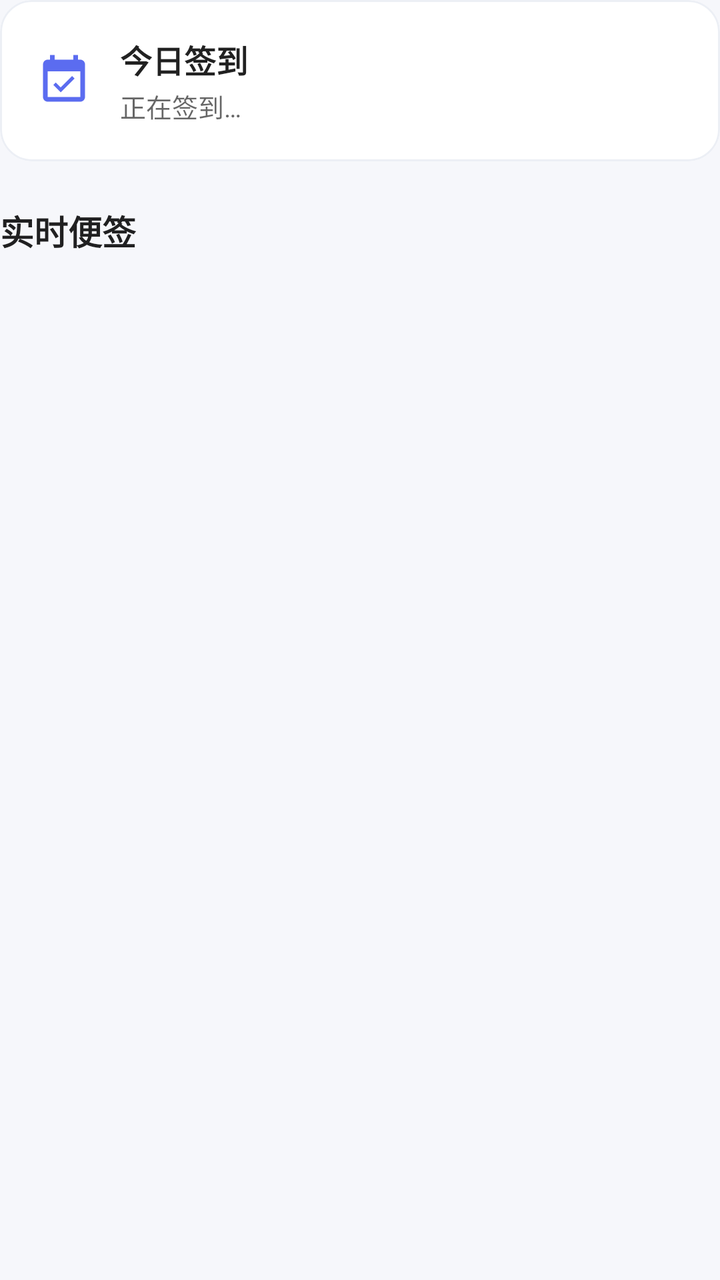
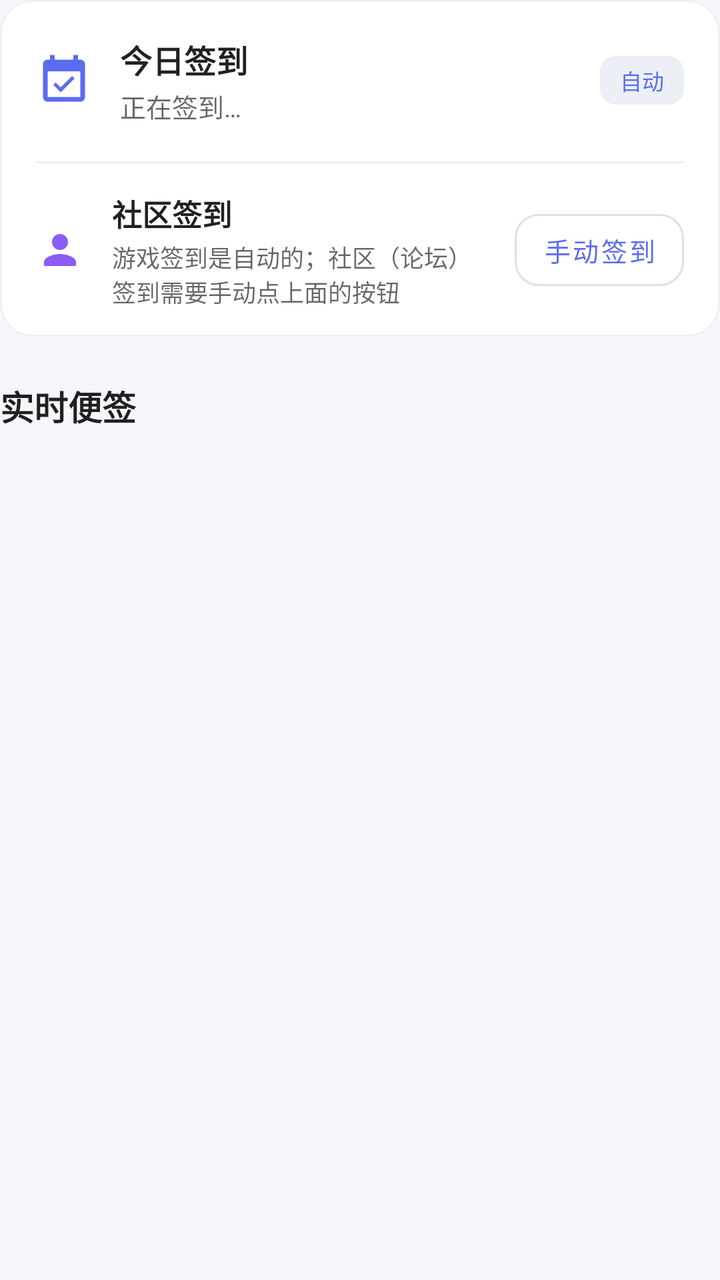

The first picture is an Android layout as it rendered before a commit; the second is the same layout after the commit. The layout source and the unified diff follow.
<!-- AndroidManifest.xml: application theme Theme.TravelerNote -->
<!-- res/layout/item_header.xml -->
<?xml version="1.0" encoding="utf-8"?>
<LinearLayout xmlns:android="http://schemas.android.com/apk/res/android"
    xmlns:app="http://schemas.android.com/apk/res-auto"
    android:layout_width="match_parent"
    android:layout_height="wrap_content"
    android:orientation="vertical">

    <com.google.android.material.card.MaterialCardView
        android:layout_width="match_parent"
        android:layout_height="wrap_content"
        app:cardBackgroundColor="?attr/colorSurface"
        app:cardCornerRadius="16dp"
        app:cardElevation="0dp"
        app:strokeColor="@color/divider"
        app:strokeWidth="1dp">

        <LinearLayout
            android:layout_width="match_parent"
            android:layout_height="wrap_content"
            android:gravity="center_vertical"
            android:orientation="horizontal"
            android:padding="18dp">

            <ImageView
                android:id="@+id/signIcon"
                android:layout_width="28dp"
                android:layout_height="28dp"
                android:contentDescription="@string/sign_title"
                android:src="@drawable/ic_sign"
                app:tint="?attr/colorPrimary" />

            <LinearLayout
                android:layout_width="0dp"
                android:layout_height="wrap_content"
                android:layout_marginStart="14dp"
                android:layout_weight="1"
                android:orientation="vertical">

                <TextView
                    android:layout_width="wrap_content"
                    android:layout_height="wrap_content"
                    android:text="@string/sign_title"
                    android:textColor="?android:attr/textColorPrimary"
                    android:textSize="16sp"
                    android:textStyle="bold" />

                <TextView
                    android:id="@+id/signStatus"
                    android:layout_width="wrap_content"
                    android:layout_height="wrap_content"
                    android:layout_marginTop="2dp"
                    android:text="@string/sign_waiting"
                    android:textColor="?android:attr/textColorSecondary"
                    android:textSize="13sp" />
            </LinearLayout>
        </LinearLayout>
    </com.google.android.material.card.MaterialCardView>

    <TextView
        android:layout_width="wrap_content"
        android:layout_height="wrap_content"
        android:layout_marginTop="22dp"
        android:text="@string/note_section"
        android:textColor="?android:attr/textColorPrimary"
        android:textSize="17sp"
        android:textStyle="bold" />
</LinearLayout>
<!-- resources referenced by this layout -->
<resources>
  <color name="divider">#ECEFF5</color>
  <!-- drawable ic_sign (drawable) -->
  <?xml version="1.0" encoding="utf-8"?>
  <vector xmlns:android="http://schemas.android.com/apk/res/android"
      android:width="24dp"
      android:height="24dp"
      android:viewportWidth="24"
      android:viewportHeight="24">
      <path
          android:fillColor="#FFFFFFFF"
          android:pathData="M16.53,11.06L15.47,10l-4.88,4.88 -2.12,-2.12 -1.06,1.06L10.59,17l5.94,-5.94zM19,3h-1L18,1h-2v2L8,3L8,1L6,1v2L5,3c-1.11,0 -1.99,0.9 -1.99,2L3,19c0,1.1 0.89,2 2,2h14c1.1,0 2,-0.9 2,-2L21,5c0,-1.1 -0.9,-2 -2,-2zM19,19L5,19L5,8h14v11z" />
  </vector>
  <string name="note_section">实时便签</string>
  <string name="sign_title">今日签到</string>
  <string name="sign_waiting">正在签到…</string>
  <style name="Theme.TravelerNote" parent="Theme.MaterialComponents.DayNight.NoActionBar">
          <item name="colorPrimary">@color/accent_blue</item>
          <item name="colorPrimaryVariant">@color/primary_dark</item>
          <item name="colorOnPrimary">@color/on_primary</item>
          <item name="colorSecondary">@color/accent_blue</item>
          <item name="colorSecondaryVariant">@color/primary_dark</item>
          <item name="colorOnSecondary">@color/on_primary</item>
          <item name="android:windowBackground">@color/background</item>
          <item name="android:statusBarColor">@android:color/transparent</item>
          <item name="android:navigationBarColor">@android:color/transparent</item>
          <item name="android:windowLightStatusBar">true</item>
          <item name="android:windowLightNavigationBar">true</item>
          <item name="android:windowLayoutInDisplayCutoutMode">shortEdges</item>
      </style>
  <color name="accent_blue">#5B6CF0</color>
  <color name="primary_dark">#4456C8</color>
  <color name="on_primary">#FFFFFF</color>
  <color name="background">#F6F7FB</color>
</resources>

<!-- the commit's change to res/layout/item_header.xml (unified diff, before → after) -->
@@ -17,41 +17,127 @@
         <LinearLayout
             android:layout_width="match_parent"
             android:layout_height="wrap_content"
-            android:gravity="center_vertical"
-            android:orientation="horizontal"
-            android:padding="18dp">
+            android:orientation="vertical">
 
-            <ImageView
-                android:id="@+id/signIcon"
-                android:layout_width="28dp"
-                android:layout_height="28dp"
-                android:contentDescription="@string/sign_title"
-                android:src="@drawable/ic_sign"
-                app:tint="?attr/colorPrimary" />
+            
+            <LinearLayout
+                android:layout_width="match_parent"
+                android:layout_height="wrap_content"
+                android:gravity="center_vertical"
+                android:orientation="horizontal"
+                android:paddingStart="18dp"
+                android:paddingEnd="18dp"
+                android:paddingTop="18dp"
+                android:paddingBottom="18dp">
 
-            <LinearLayout
-                android:layout_width="0dp"
-                android:layout_height="wrap_content"
-                android:layout_marginStart="14dp"
-                android:layout_weight="1"
-                android:orientation="vertical">
+                <ImageView
+                    android:id="@+id/signIcon"
+                    android:layout_width="28dp"
+                    android:layout_height="28dp"
+                    android:contentDescription="@string/sign_title"
+                    android:src="@drawable/ic_sign"
+                    app:tint="?attr/colorPrimary" />
+
+                <LinearLayout
+                    android:layout_width="0dp"
+                    android:layout_height="wrap_content"
+                    android:layout_marginStart="14dp"
+                    android:layout_weight="1"
+                    android:orientation="vertical">
+
+                    <TextView
+                        android:layout_width="wrap_content"
+                        android:layout_height="wrap_content"
+                        android:text="@string/sign_title"
+                        android:textColor="?android:attr/textColorPrimary"
+                        android:textSize="16sp"
+                        android:textStyle="bold" />
+
+                    <TextView
+                        android:id="@+id/signStatus"
+                        android:layout_width="wrap_content"
+                        android:layout_height="wrap_content"
+                        android:layout_marginTop="2dp"
+                        android:text="@string/sign_waiting"
+                        android:textColor="?android:attr/textColorSecondary"
+                        android:textSize="13sp" />
+                </LinearLayout>
 
                 <TextView
                     android:layout_width="wrap_content"
                     android:layout_height="wrap_content"
-                    android:text="@string/sign_title"
-                    android:textColor="?android:attr/textColorPrimary"
-                    android:textSize="16sp"
-                    android:textStyle="bold" />
+                    android:background="@drawable/pill_bg"
+                    android:paddingStart="10dp"
+                    android:paddingTop="4dp"
+                    android:paddingEnd="10dp"
+                    android:paddingBottom="4dp"
+                    android:text="@string/sign_auto_badge"
+                    android:textColor="?attr/colorPrimary"
+                    android:textSize="11sp" />
+            </LinearLayout>
 
-                <TextView
-                    android:id="@+id/signStatus"
+            <View
+                android:layout_width="match_parent"
+                android:layout_height="1dp"
+                android:layout_marginStart="18dp"
+                android:layout_marginEnd="18dp"
+                android:background="@color/divider" />
+
+            
+            <LinearLayout
+                android:layout_width="match_parent"
+                android:layout_height="wrap_content"
+                android:gravity="center_vertical"
+                android:orientation="horizontal"
+                android:paddingStart="18dp"
+                android:paddingEnd="18dp"
+                android:paddingTop="14dp"
+                android:paddingBottom="14dp">
+
+                <ImageView
+                    android:layout_width="24dp"
+                    android:layout_height="24dp"
+                    android:contentDescription="@null"
+                    android:src="@drawable/ic_characters"
+                    app:tint="@color/expedition" />
+
+                <LinearLayout
+                    android:layout_width="0dp"
+                    android:layout_height="wrap_content"
+                    android:layout_marginStart="14dp"
+                    android:layout_weight="1"
+                    android:orientation="vertical">
+
+                    <TextView
+                        android:layout_width="wrap_content"
+                        android:layout_height="wrap_content"
+                        android:text="@string/community_sign"
+                        android:textColor="?android:attr/textColorPrimary"
+                        android:textSize="15sp"
+                        android:textStyle="bold" />
+
+                    <TextView
+                        android:id="@+id/communityStatus"
+                        android:layout_width="match_parent"
+                        android:layout_height="wrap_content"
+                        android:layout_marginTop="2dp"
+                        android:text="@string/community_sign_hint"
+                        android:textColor="?android:attr/textColorSecondary"
+                        android:textSize="12sp" />
+                </LinearLayout>
+
+                <com.google.android.material.button.MaterialButton
+                    android:id="@+id/communityBtn"
+                    style="@style/Widget.MaterialComponents.Button.OutlinedButton"
                     android:layout_width="wrap_content"
                     android:layout_height="wrap_content"
-                    android:layout_marginTop="2dp"
-                    android:text="@string/sign_waiting"
-                    android:textColor="?android:attr/textColorSecondary"
-                    android:textSize="13sp" />
+                    android:layout_marginStart="10dp"
+                    android:minWidth="0dp"
+                    android:paddingStart="14dp"
+                    android:paddingEnd="14dp"
+                    android:text="@string/community_sign_action"
+                    android:textSize="13sp"
+                    app:cornerRadius="12dp" />
             </LinearLayout>
         </LinearLayout>
     </com.google.android.material.card.MaterialCardView>
<!-- resource entries referenced after the edit -->
@@ -1,6 +1,18 @@
 <!-- resources referenced by this layout -->
 <resources>
   <color name="divider">#ECEFF5</color>
+  <color name="expedition">#8B5CF6</color>
+  <!-- drawable ic_characters (drawable) -->
+  <?xml version="1.0" encoding="utf-8"?>
+  <vector xmlns:android="http://schemas.android.com/apk/res/android"
+      android:width="24dp"
+      android:height="24dp"
+      android:viewportWidth="24"
+      android:viewportHeight="24">
+      <path
+          android:fillColor="#FFFFFFFF"
+          android:pathData="M12,12c2.21,0 4,-1.79 4,-4s-1.79,-4 -4,-4 -4,1.79 -4,4 1.79,4 4,4zM12,14c-2.67,0 -8,1.34 -8,4v2h16v-2c0,-2.66 -5.33,-4 -8,-4z" />
+  </vector>
   <!-- drawable ic_sign (drawable) -->
   <?xml version="1.0" encoding="utf-8"?>
   <vector xmlns:android="http://schemas.android.com/apk/res/android"
@@ -12,7 +24,18 @@
           android:fillColor="#FFFFFFFF"
           android:pathData="M16.53,11.06L15.47,10l-4.88,4.88 -2.12,-2.12 -1.06,1.06L10.59,17l5.94,-5.94zM19,3h-1L18,1h-2v2L8,3L8,1L6,1v2L5,3c-1.11,0 -1.99,0.9 -1.99,2L3,19c0,1.1 0.89,2 2,2h14c1.1,0 2,-0.9 2,-2L21,5c0,-1.1 -0.9,-2 -2,-2zM19,19L5,19L5,8h14v11z" />
   </vector>
+  <!-- drawable pill_bg (drawable) -->
+  <?xml version="1.0" encoding="utf-8"?>
+  <shape xmlns:android="http://schemas.android.com/apk/res/android"
+      android:shape="rectangle">
+      <solid android:color="@color/divider" />
+      <corners android:radius="8dp" />
+  </shape>
+  <string name="community_sign">社区签到</string>
+  <string name="community_sign_action">手动签到</string>
+  <string name="community_sign_hint">游戏签到是自动的；社区（论坛）签到需要手动点上面的按钮</string>
   <string name="note_section">实时便签</string>
+  <string name="sign_auto_badge">自动</string>
   <string name="sign_title">今日签到</string>
   <string name="sign_waiting">正在签到…</string>
   <style name="Theme.TravelerNote" parent="Theme.MaterialComponents.DayNight.NoActionBar">
